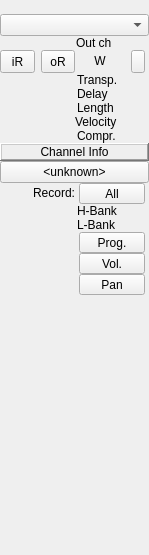
This is muse2/muse/widgets/mtrackinfobase.ui in emrum/muse as Qt 5 draws it before an edit. The edited form follows.
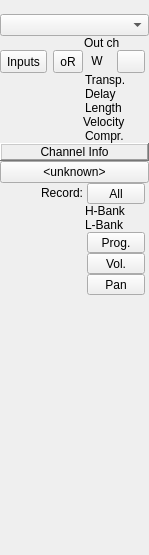
This is the edited form. Custom widgets are drawn as their Qt base class.

```diff
--- a/muse2/muse/widgets/mtrackinfobase.ui
+++ b/muse2/muse/widgets/mtrackinfobase.ui
@@ -330,7 +330,7 @@
         <string>input routing</string>
        </property>
        <property name="text">
-        <string>iR</string>
+        <string>Inputs</string>
        </property>
       </widget>
      </item>
@@ -389,12 +389,6 @@
          <verstretch>0</verstretch>
         </sizepolicy>
        </property>
-       <property name="maximumSize">
-        <size>
-         <width>14</width>
-         <height>32767</height>
-        </size>
-       </property>
        <property name="toolTip">
         <string>Echo</string>
        </property>
```
Left out of the diff: 4 changed lines with no effect on the pictures.
